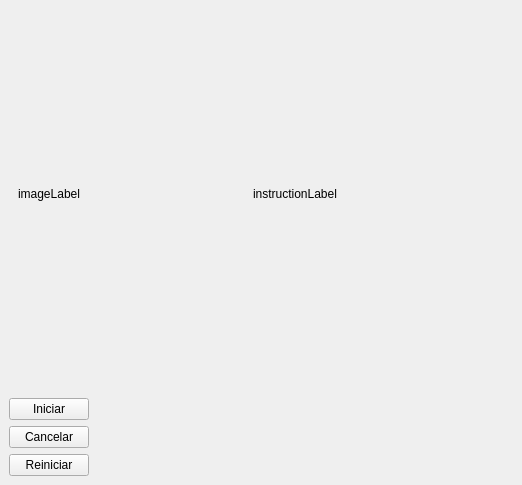
Above: src/shared_ui_modules/ui/ui_files/calibration_widget.ui from JPCassimiro/shared_ui_modules before the change. Below: the same form after it.
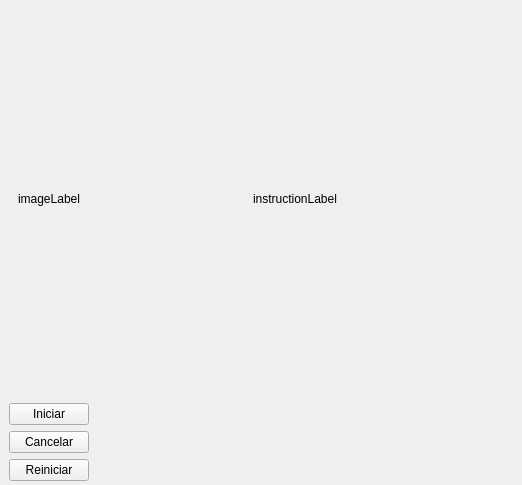
That is the form after the change. Custom widgets are drawn as their Qt base class.

```diff
--- a/src/shared_ui_modules/ui/ui_files/calibration_widget.ui
+++ b/src/shared_ui_modules/ui/ui_files/calibration_widget.ui
@@ -50,6 +50,18 @@
       <item row="2" column="0">
        <widget class="QWidget" name="buttonsContainer" native="true">
         <layout class="QGridLayout" name="gridLayout_5">
+         <property name="leftMargin">
+          <number>9</number>
+         </property>
+         <property name="topMargin">
+          <number>4</number>
+         </property>
+         <property name="rightMargin">
+          <number>4</number>
+         </property>
+         <property name="bottomMargin">
+          <number>4</number>
+         </property>
          <item row="2" column="0">
           <widget class="QPushButton" name="restartButton">
            <property name="text">
```
